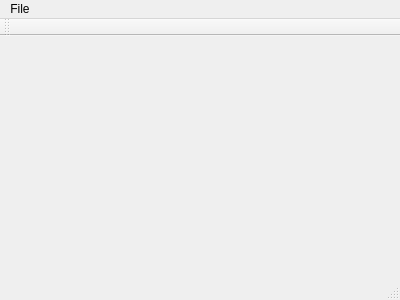
The window that wmainwindow.ui (powerpaul17/qAPV) describes before a commit, drawn with Qt 5.
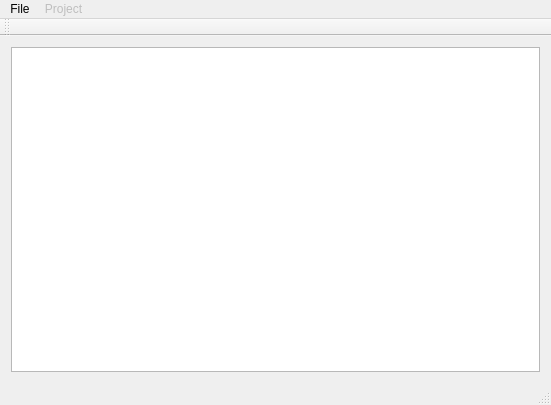
The same window after the commit. Custom widgets are drawn as their Qt base class.

Diff of the .ui file:
```diff
--- a/wmainwindow.ui
+++ b/wmainwindow.ui
@@ -6,20 +6,26 @@
    <rect>
     <x>0</x>
     <y>0</y>
-    <width>400</width>
-    <height>300</height>
+    <width>551</width>
+    <height>405</height>
    </rect>
   </property>
   <property name="windowTitle">
    <string>WMainWindow</string>
   </property>
-  <widget class="QWidget" name="centralWidget"/>
+  <widget class="QWidget" name="centralWidget">
+   <layout class="QHBoxLayout" name="horizontalLayout">
+    <item>
+     <widget class="QProjectTreeView" name="treeView"/>
+    </item>
+   </layout>
+  </widget>
   <widget class="QMenuBar" name="menuBar">
    <property name="geometry">
     <rect>
      <x>0</x>
      <y>0</y>
-     <width>400</width>
+     <width>551</width>
      <height>22</height>
     </rect>
    </property>
@@ -37,7 +43,16 @@
     <addaction name="separator"/>
     <addaction name="actionPreferences"/>
    </widget>
+   <widget class="QMenu" name="menuProject">
+    <property name="enabled">
+     <bool>false</bool>
+    </property>
+    <property name="title">
+     <string>Project</string>
+    </property>
+   </widget>
    <addaction name="menuFile"/>
+   <addaction name="menuProject"/>
   </widget>
   <widget class="QToolBar" name="mainToolBar">
    <attribute name="toolBarArea">
@@ -88,6 +103,13 @@
   </action>
  </widget>
  <layoutdefault spacing="6" margin="11"/>
+ <customwidgets>
+  <customwidget>
+   <class>QProjectTreeView</class>
+   <extends>QTreeView</extends>
+   <header>qprojecttreeview.h</header>
+  </customwidget>
+ </customwidgets>
  <resources/>
  <connections/>
 </ui>
```
Left out of the diff: 9 changed lines with no effect on the pictures.
